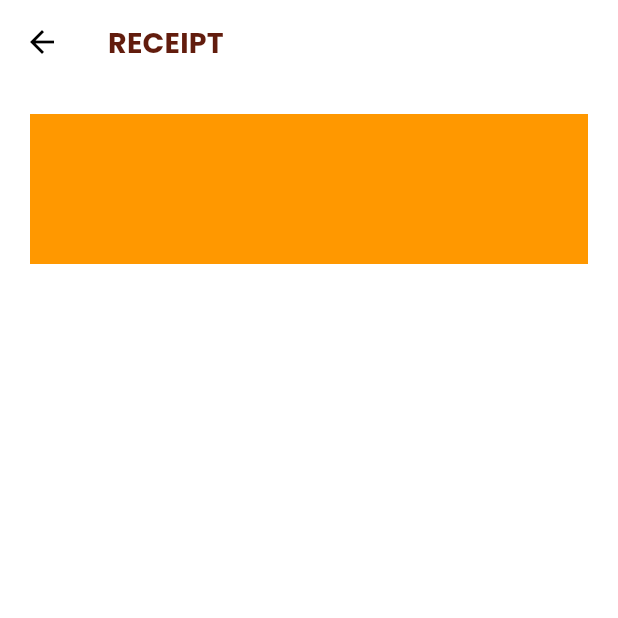
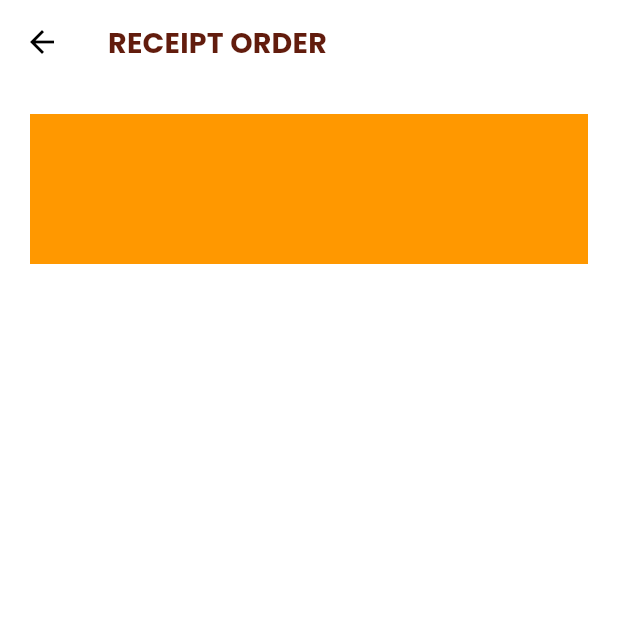
Before and after one commit to kaikoga45/myboba, a Flutter app: the Receipt screen opened by its route, on a phone screen of 412 x 824 dp, the top half of it. Run offline on Flutter 3.47's test engine with Material 2 defaults, Android fonts, the phone set to English and light mode, and no system bars; our stand-ins replace cloud_firestore, firebase_auth, firebase_core, font_awesome_flutter, google_fonts; accounts and stored records are empty.

Commit message:
Rename the titile

```diff
--- a/lib/ui/screens/receipt.dart
+++ b/lib/ui/screens/receipt.dart
@@ -8,7 +8,7 @@ class Receipt extends StatelessWidget {
     return Scaffold(
       appBar: AppBar(
         title: Text(
-          'RECEIPT',
+          'RECEIPT ORDER',
           style: Theme.of(context)
               .textTheme
               .headline6
```
